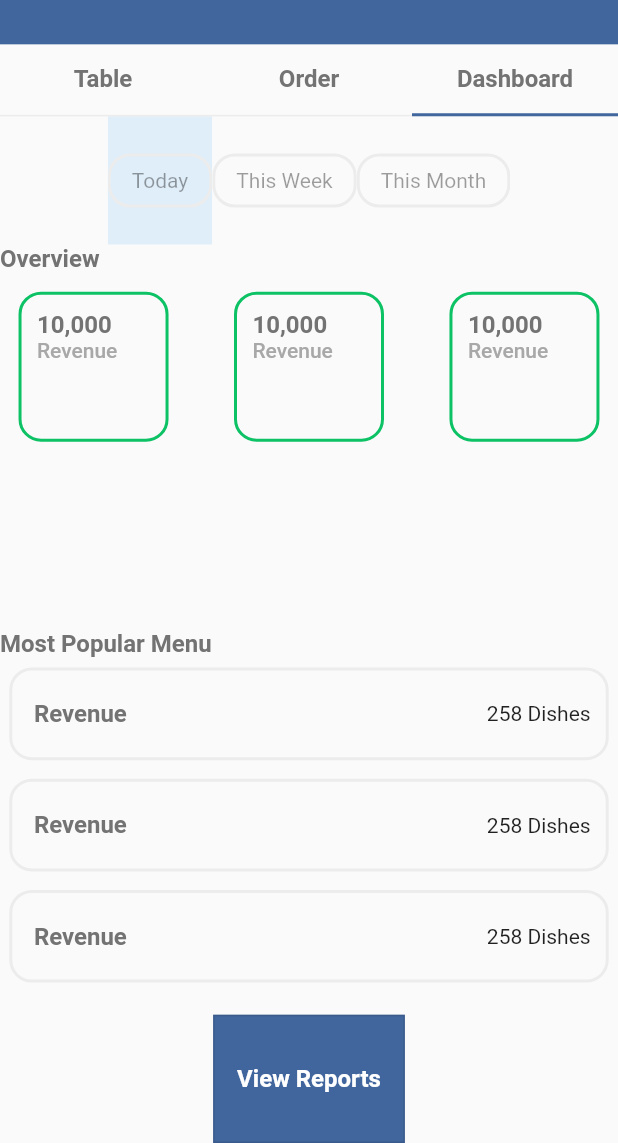
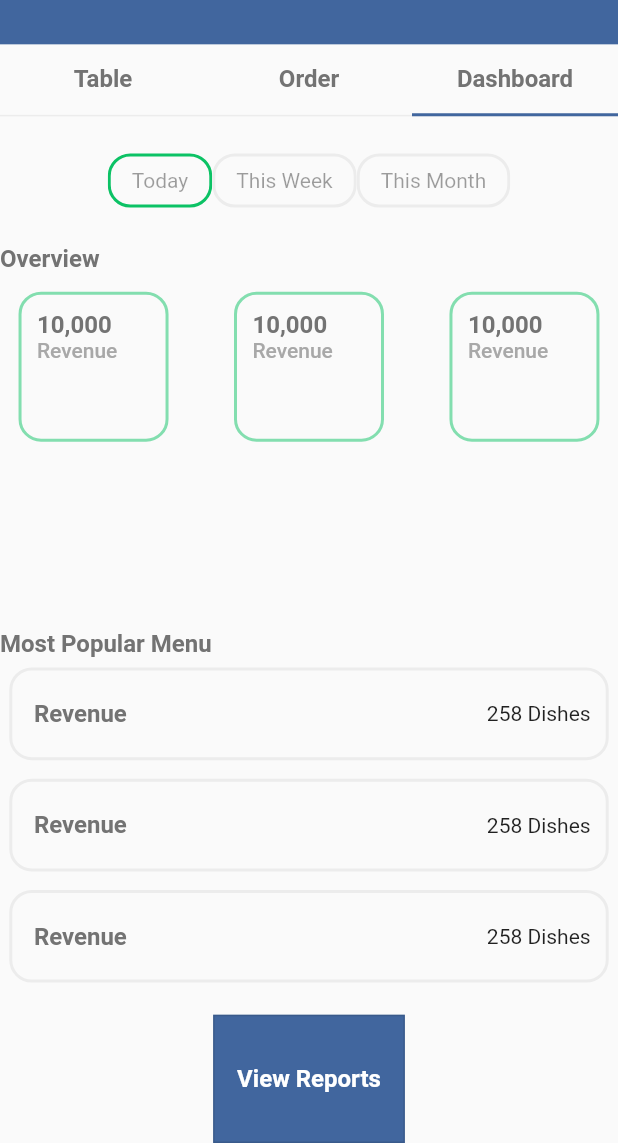
Before and after one commit to nutdanai-kpjr/restaurant-table-management, a Flutter app: the screen it shows after launch, tab 3 chosen, on a phone screen of 412 x 824 dp, the part 93-1236 px from its top. Run offline on Flutter 3.47's test engine with Material 2 defaults, Android fonts, the phone set to English and light mode, and no system bars; accounts and stored records are empty; network calls fail.

Commit message:
Update overview item border

```diff
--- a/lib/components/overview_item.dart
+++ b/lib/components/overview_item.dart
@@ -19,7 +19,7 @@ class OverviewItem extends StatelessWidget {
       width: 100,
       height: 100,
       decoration: BoxDecoration(
-        border: Border.all(color: indicatorColor, width: 2.0),
+        border: Border.all(color: indicatorColor.withOpacity(0.5), width: 2.0),
         borderRadius: BorderRadius.circular(15.0),
       ),
       child: Column(children: [
--- a/lib/tabs/dashboard_tab.dart
+++ b/lib/tabs/dashboard_tab.dart
@@ -22,9 +22,26 @@ class DashBoardTab extends StatefulWidget {
 class _DashBoardTabState extends State<DashBoardTab> {
   List<bool> overviewMode = [true, false, false];
 
+  late Future<Map<String, List<Order>>> _getOrderList;
+
+  @override
+  void initState() {
+    super.initState();
+    _getOrderList = getOrders(context: context);
+  }
+
+  _refetch() {
+    setState(() {
+      _getOrderList = getOrders(context: context);
+    });
+  }
+
   _buildOverviewModeSelection() {
     return ToggleButtons(
       renderBorder: false,
+      fillColor: Colors.transparent,
+      selectedColor: kPrimaryFontColor,
+      splashColor: Colors.transparent,
       onPressed: (int index) {
         setState(() {
           for (int buttonIndex = 0;
@@ -39,10 +56,19 @@ class _DashBoardTabState extends State<DashBoardTab> {
         });
       },
       isSelected: overviewMode,
-      children: const <Widget>[
-        PrimaryButton(text: 'Today'),
-        PrimaryButton(text: 'This Week'),
-        PrimaryButton(text: 'This Month'),
+      children: <Widget>[
+        PrimaryButton(
+          text: 'Today',
+          color: overviewMode[0] ? kCompletedColor : kBorderColor,
+        ),
+        PrimaryButton(
+          text: 'This Week',
+          color: overviewMode[1] ? kCompletedColor : kBorderColor,
+        ),
+        PrimaryButton(
+          text: 'This Month',
+          color: overviewMode[2] ? kCompletedColor : kBorderColor,
+        ),
       ],
     );
   }
```
